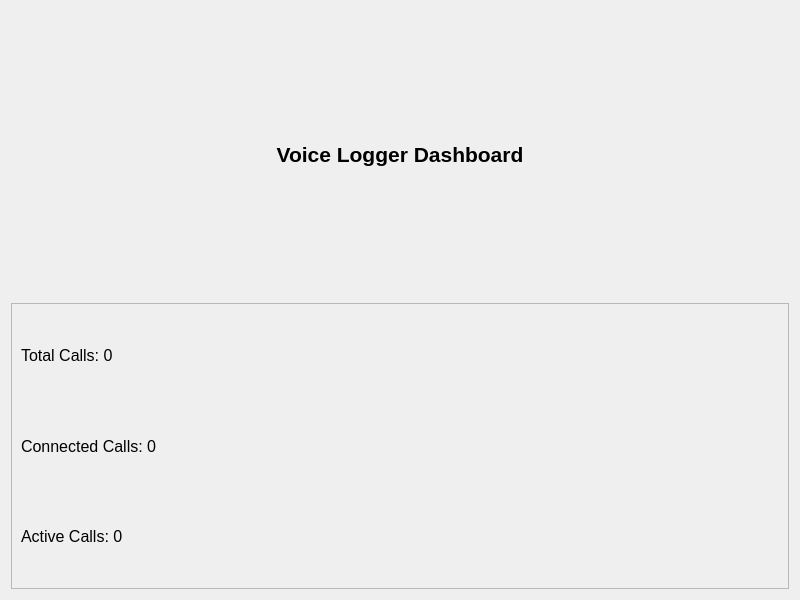
This is dashboard.ui in sanjayvanan/Xtend-Voice_Logger as Qt 5 draws it before an edit. The edited form follows.
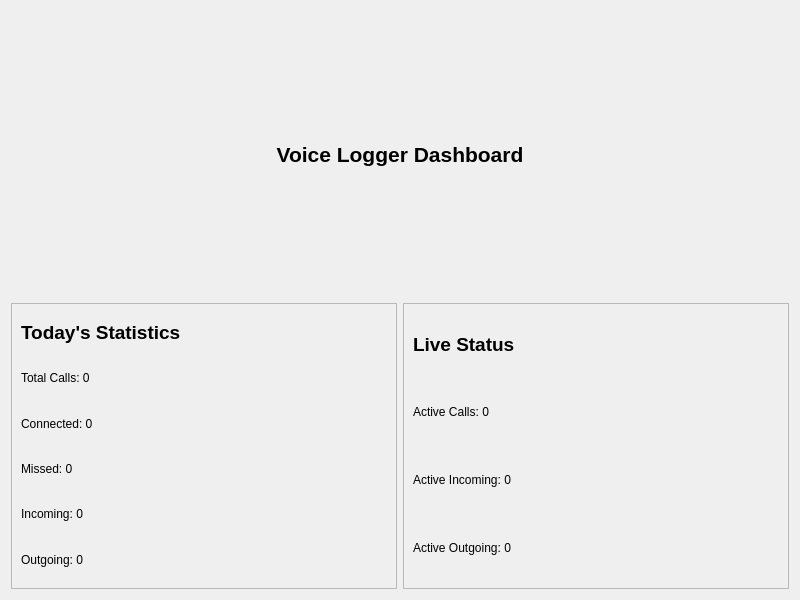
This is the edited form.

```diff
--- a/dashboard.ui
+++ b/dashboard.ui
@@ -45,38 +45,96 @@
          <widget class="QLabel" name="labelTotalCalls">
           <property name="font">
            <font>
-            <pointsize>12</pointsize>
+            <pointsize>14</pointsize>
+            <bold>true</bold>
            </font>
           </property>
+          <property name="text">
+           <string>Today's Statistics</string>
+          </property>
+         </widget>
+        </item>
+        <item>
+         <widget class="QLabel" name="labelTodayTotal">
           <property name="text">
            <string>Total Calls: 0</string>
           </property>
          </widget>
         </item>
         <item>
-         <widget class="QLabel" name="labelConnectedCalls">
+         <widget class="QLabel" name="labelTodayConnected">
+          <property name="text">
+           <string>Connected: 0</string>
+          </property>
+         </widget>
+        </item>
+        <item>
+         <widget class="QLabel" name="labelTodayMissed">
+          <property name="text">
+           <string>Missed: 0</string>
+          </property>
+         </widget>
+        </item>
+        <item>
+         <widget class="QLabel" name="labelTodayIncoming">
+          <property name="text">
+           <string>Incoming: 0</string>
+          </property>
+         </widget>
+        </item>
+        <item>
+         <widget class="QLabel" name="labelTodayOutgoing">
+          <property name="text">
+           <string>Outgoing: 0</string>
+          </property>
+         </widget>
+        </item>
+       </layout>
+      </widget>
+     </item>
+     <item row="0" column="1">
+      <widget class="QFrame" name="frameLive">
+       <property name="frameShape">
+        <enum>QFrame::StyledPanel</enum>
+       </property>
+       <property name="frameShadow">
+        <enum>QFrame::Raised</enum>
+       </property>
+       <layout class="QVBoxLayout" name="verticalLayout_3">
+        <item>
+         <widget class="QLabel" name="labelLiveHeader">
           <property name="font">
            <font>
-            <pointsize>12</pointsize>
+            <pointsize>14</pointsize>
+            <bold>true</bold>
            </font>
           </property>
           <property name="text">
-           <string>Connected Calls: 0</string>
+           <string>Live Status</string>
           </property>
          </widget>
         </item>
         <item>
          <widget class="QLabel" name="labelActiveCalls">
-          <property name="font">
-           <font>
-            <pointsize>12</pointsize>
-           </font>
-          </property>
           <property name="text">
            <string>Active Calls: 0</string>
           </property>
          </widget>
         </item>
+        <item>
+         <widget class="QLabel" name="labelActiveIncoming">
+          <property name="text">
+           <string>Active Incoming: 0</string>
+          </property>
+         </widget>
+        </item>
+        <item>
+         <widget class="QLabel" name="labelActiveOutgoing">
+          <property name="text">
+           <string>Active Outgoing: 0</string>
+          </property>
+         </widget>
+        </item>
        </layout>
       </widget>
      </item>
```
Left out of the diff: 4 changed lines with no effect on the pictures.
